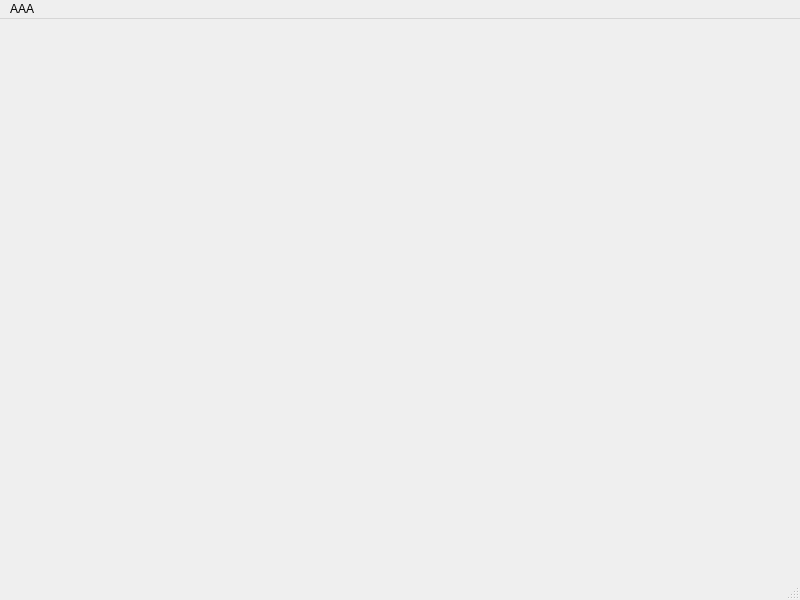
ma6254/QDAP, file src/mainwindow.ui: the form before one commit.
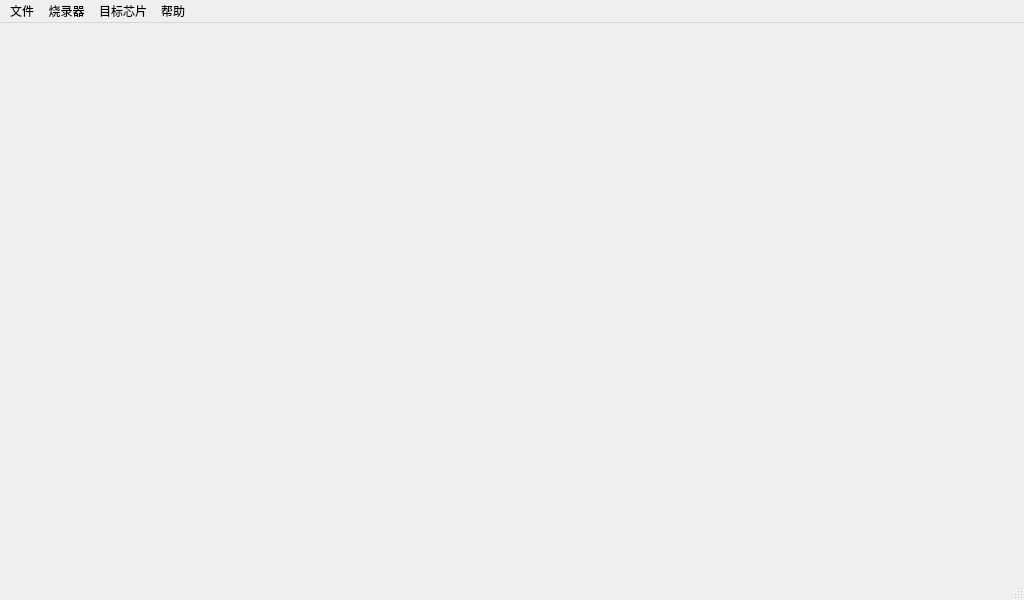
The form after the commit.

The edit to the form file:
```diff
--- a/src/mainwindow.ui
+++ b/src/mainwindow.ui
@@ -6,10 +6,16 @@
    <rect>
     <x>0</x>
     <y>0</y>
-    <width>800</width>
+    <width>1024</width>
     <height>600</height>
    </rect>
   </property>
+  <property name="minimumSize">
+   <size>
+    <width>800</width>
+    <height>600</height>
+   </size>
+  </property>
   <property name="windowTitle">
    <string>MainWindow</string>
   </property>
@@ -19,17 +25,54 @@
     <rect>
      <x>0</x>
      <y>0</y>
-     <width>800</width>
+     <width>1024</width>
      <height>26</height>
     </rect>
    </property>
    <widget class="QMenu" name="menu">
     <property name="title">
-     <string>AAA</string>
+     <string>烧录器</string>
     </property>
     <addaction name="action_enum_device_list"/>
    </widget>
+   <widget class="QMenu" name="menu_2">
+    <property name="title">
+     <string>目标芯片</string>
+    </property>
+    <addaction name="action"/>
+    <addaction name="separator"/>
+    <addaction name="action_target_connect"/>
+    <addaction name="action_target_disconnect"/>
+    <addaction name="separator"/>
+    <addaction name="action_target_auto"/>
+    <addaction name="separator"/>
+    <addaction name="action_target_read"/>
+    <addaction name="action_target_erase"/>
+    <addaction name="action_target_program"/>
+    <addaction name="action_target_program_verify"/>
+    <addaction name="action_target_verify"/>
+    <addaction name="separator"/>
+    <addaction name="action_target_run"/>
+   </widget>
+   <widget class="QMenu" name="menu_3">
+    <property name="title">
+     <string>帮助</string>
+    </property>
+    <addaction name="action_about"/>
+   </widget>
+   <widget class="QMenu" name="menu_4">
+    <property name="title">
+     <string>文件</string>
+    </property>
+    <addaction name="action_file_open"/>
+    <addaction name="action_file_save"/>
+    <addaction name="separator"/>
+    <addaction name="action_file_auto_load"/>
+   </widget>
+   <addaction name="menu_4"/>
    <addaction name="menu"/>
+   <addaction name="menu_2"/>
+   <addaction name="menu_3"/>
   </widget>
   <widget class="QStatusBar" name="statusbar"/>
   <action name="action_enum_device_list">
```
Left out of the diff: 93 changed lines with no effect on the pictures.
